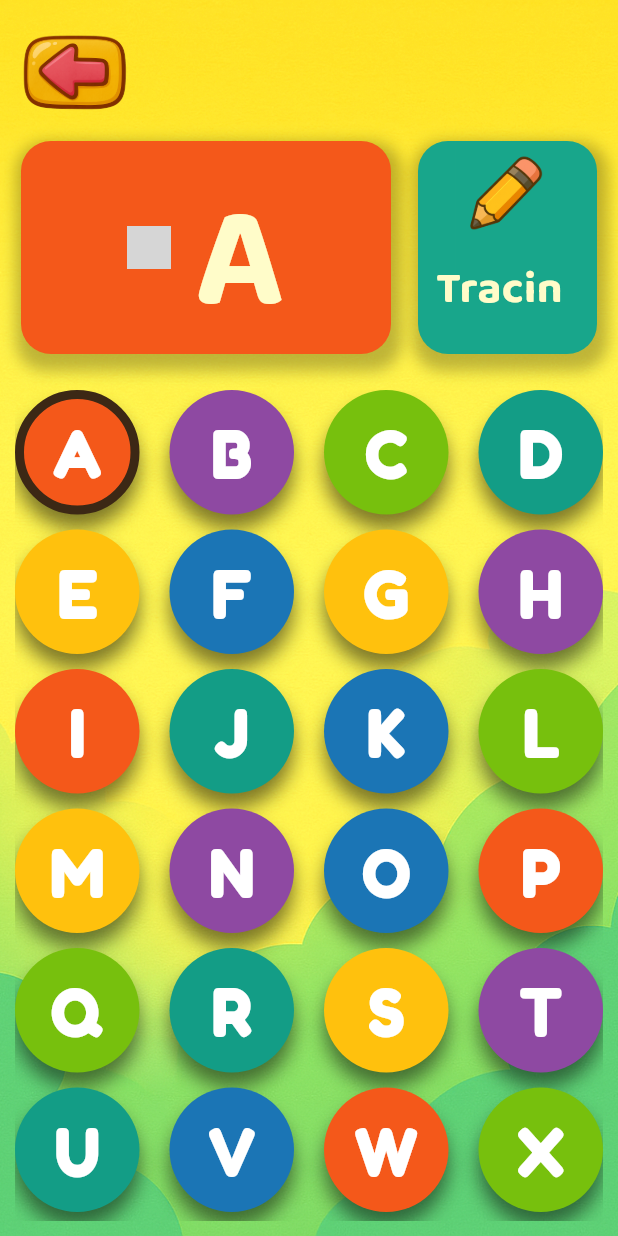
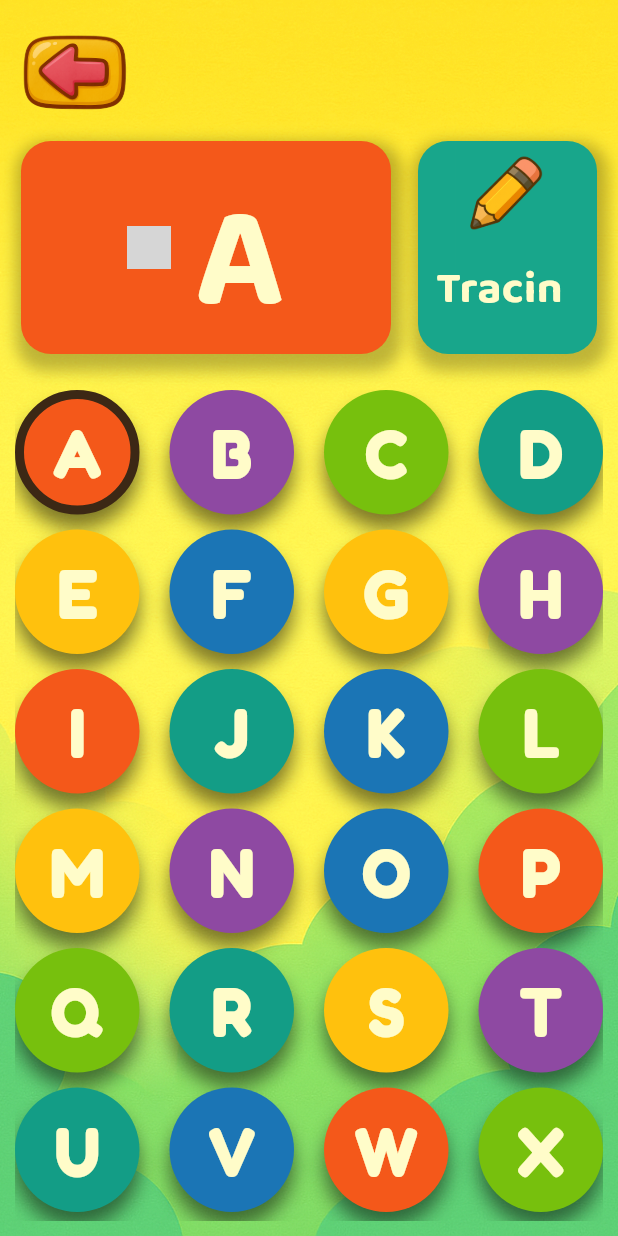
Before and after one commit to argadenil/zinzy, a Flutter app: the Alphabet screen opened directly, on a phone screen of 412 x 824 dp. Run offline on Flutter 3.47's test engine with Material 3 defaults, Android fonts, the light colour scheme and no system bars; our stand-ins replace audioplayers, google_fonts; grey boxes are pictures that could not be loaded.

Commit message:
color upadated

```diff
--- a/lib/screens/alphabet.dart
+++ b/lib/screens/alphabet.dart
@@ -226,7 +226,7 @@ class _AlphabetState extends State<Alphabet> with TickerProviderStateMixin {
                                           child: Text(
                                             letter,
                                             style: TextStyle(
-                                              color: Colors.white,
+                                              color: Color(0xfffffcc9),
                                               fontSize: fontSize,
                                               fontWeight: FontWeight.bold,
                                             ),
```
